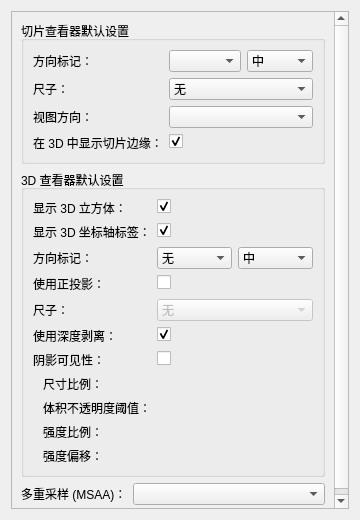
Qt form miniSlicer/Slicer/Base/QTGUI/Resources/UI/qSlicerSettingsViewsPanel.ui (jiaqiwang969/Slicer) before a commit.
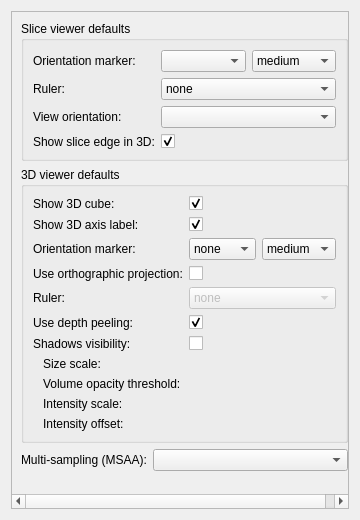
The same form after that commit. Custom widgets are drawn as their Qt base class.

What changed in the file:
```diff
--- a/miniSlicer/Slicer/Base/QTGUI/Resources/UI/qSlicerSettingsViewsPanel.ui
+++ b/miniSlicer/Slicer/Base/QTGUI/Resources/UI/qSlicerSettingsViewsPanel.ui
@@ -10,7 +10,7 @@
    </rect>
   </property>
   <property name="windowTitle">
-   <string>视图设置</string>
+   <string>ViewsSettings</string>
   </property>
   <layout class="QVBoxLayout" name="verticalLayout_2">
    <item>
@@ -37,7 +37,7 @@
        <item>
         <widget class="ctkCollapsibleGroupBox" name="CollapsibleGroupBox">
          <property name="title">
-          <string>切片查看器默认设置</string>
+          <string>Slice viewer defaults</string>
          </property>
          <layout class="QFormLayout" name="formLayout_2">
           <property name="fieldGrowthPolicy">
@@ -46,14 +46,14 @@
           <item row="0" column="0">
            <widget class="QLabel" name="SliceOrientationMarkerLabel">
             <property name="text">
-             <string>方向标记：</string>
+             <string>Orientation marker:</string>
             </property>
            </widget>
           </item>
           <item row="0" column="1">
            <layout class="QHBoxLayout" name="horizontalLayout_2">
             <item>
-             <widget class="ctkComboBox" name="SliceOrientationMarkerTypeComboBox" />
+             <widget class="ctkComboBox" name="SliceOrientationMarkerTypeComboBox"/>
             </item>
             <item>
              <widget class="ctkComboBox" name="SliceOrientationMarkerSizeComboBox">
@@ -62,17 +62,17 @@
               </property>
               <item>
                <property name="text">
-                <string>小</string>
+                <string>small</string>
                </property>
               </item>
               <item>
                <property name="text">
-                <string>中</string>
+                <string>medium</string>
                </property>
               </item>
               <item>
                <property name="text">
-                <string>大</string>
+                <string>large</string>
                </property>
               </item>
              </widget>
@@ -82,7 +82,7 @@
           <item row="1" column="0">
            <widget class="QLabel" name="SliceRulerLabel">
             <property name="text">
-             <string>尺子：</string>
+             <string>Ruler:</string>
             </property>
            </widget>
           </item>
@@ -90,17 +90,17 @@
            <widget class="ctkComboBox" name="SliceRulerTypeComboBox">
             <item>
              <property name="text">
-              <string>无</string>
+              <string>none</string>
              </property>
             </item>
             <item>
              <property name="text">
-              <string>瘦</string>
+              <string>thin</string>
              </property>
             </item>
             <item>
              <property name="text">
-              <string>厚</string>
+              <string>thick</string>
              </property>
             </item>
            </widget>
@@ -108,7 +108,7 @@
           <item row="2" column="0">
            <widget class="QLabel" name="SliceViewOrientationLabel">
             <property name="text">
-             <string>视图方向：</string>
+             <string>View orientation:</string>
             </property>
            </widget>
           </item>
@@ -122,14 +122,14 @@
           <item row="3" column="0">
            <widget class="QLabel" name="SliceViewOrientationLabel_2">
             <property name="text">
-             <string>在 3D 中显示切片边缘：</string>
+             <string>Show slice edge in 3D:</string>
             </property>
            </widget>
           </item>
           <item row="3" column="1">
            <widget class="ctkCheckBox" name="SliceEdgeVisibility3DCheckBox">
             <property name="toolTip">
-             <string>在 3D 视图中显示切片时显示彩色边框。</string>
+             <string>Show colored frame around the slice when displayed in 3D views.</string>
             </property>
             <property name="checked">
              <bool>true</bool>
@@ -142,7 +142,7 @@
        <item>
         <widget class="ctkCollapsibleGroupBox" name="CollapsibleGroupBox_2">
          <property name="title">
-          <string>3D 查看器默认设置</string>
+          <string>3D viewer defaults</string>
          </property>
          <layout class="QFormLayout" name="formLayout_3">
           <property name="fieldGrowthPolicy">
@@ -151,7 +151,7 @@
           <item row="0" column="0">
            <widget class="QLabel" name="ThreeDBoxVisibilityLabel">
             <property name="text">
-             <string>显示 3D 立方体：</string>
+             <string>Show 3D cube:</string>
             </property>
            </widget>
           </item>
@@ -165,7 +165,7 @@
           <item row="1" column="0">
            <widget class="QLabel" name="ThreeDAxisLabelsVisibilityLabel">
             <property name="text">
-             <string>显示 3D 坐标轴标签：</string>
+             <string>Show 3D axis label:</string>
             </property>
            </widget>
           </item>
@@ -179,7 +179,7 @@
           <item row="2" column="0">
            <widget class="QLabel" name="ThreeDOrientationMarkerLabel">
             <property name="text">
-             <string>方向标记：</string>
+             <string>Orientation marker:</string>
             </property>
            </widget>
           </item>
@@ -189,22 +189,22 @@
              <widget class="ctkComboBox" name="ThreeDOrientationMarkerTypeComboBox">
               <item>
                <property name="text">
-                <string>无</string>
+                <string>none</string>
                </property>
               </item>
               <item>
                <property name="text">
-                <string>立方体</string>
+                <string>cube</string>
                </property>
               </item>
               <item>
                <property name="text">
-                <string>人</string>
+                <string>human</string>
                </property>
               </item>
               <item>
                <property name="text">
-                <string>坐标轴</string>
+                <string>axes</string>
                </property>
               </item>
              </widget>
@@ -216,17 +216,17 @@
               </property>
               <item>
                <property name="text">
-                <string>小</string>
+                <string>small</string>
                </property>
               </item>
               <item>
                <property name="text">
-                <string>中</string>
+                <string>medium</string>
                </property>
               </item>
               <item>
                <property name="text">
-                <string>大</string>
+                <string>large</string>
                </property>
               </item>
              </widget>
@@ -236,17 +236,17 @@
           <item row="3" column="0">
            <widget class="QLabel" name="label">
             <property name="text">
-             <string>使用正投影：</string>
+             <string>Use orthographic projection:</string>
             </property>
            </widget>
           </item>
           <item row="3" column="1">
-           <widget class="ctkCheckBox" name="ThreeDUseOrthographicProjectionCheckBox" />
+           <widget class="ctkCheckBox" name="ThreeDUseOrthographicProjectionCheckBox"/>
           </item>
           <item row="4" column="0">
            <widget class="QLabel" name="ThreeDRulerTypeLabel">
             <property name="text">
-             <string>尺子：</string>
+             <string>Ruler:</string>
             </property>
            </widget>
           </item>
@@ -256,21 +256,21 @@
              <bool>false</bool>
             </property>
             <property name="toolTip">
-             <string>尺子仅在使用正投影模式时显示。</string>
+             <string>Ruler is only displayed if orthographic projection mode is used.</string>
             </property>
             <item>
              <property name="text">
-              <string>无</string>
+              <string>none</string>
              </property>
             </item>
             <item>
              <property name="text">
-              <string>瘦</string>
+              <string>thin</string>
              </property>
             </item>
             <item>
              <property name="text">
-              <string>厚</string>
+              <string>thick</string>
              </property>
             </item>
            </widget>
@@ -278,14 +278,14 @@
           <item row="5" column="0">
            <widget class="QLabel" name="ThreeDUseDepthPeelingLabel">
             <property name="text">
-             <string>使用深度剥离：</string>
+             <string>Use depth peeling:</string>
             </property>
            </widget>
           </item>
           <item row="5" column="1">
            <widget class="ctkCheckBox" name="ThreeDUseDepthPeelingCheckBox">
             <property name="toolTip">
-             <string>启用深度剥离可以改善透明模型的渲染，但会增加计算成本。</string>
+             <string>Enabling depth peeling improves rendering of transparent models at the cost of higher computational cost.</string>
             </property>
             <property name="checked">
              <bool>true</bool>
@@ -295,14 +295,14 @@
           <item row="6" column="0">
            <widget class="QLabel" name="ThreeDShadowsVisibilityLabel">
             <property name="text">
-             <string>阴影可见性：</string>
+             <string>Shadows visibility:</string>
             </property>
            </widget>
           </item>
           <item row="6" column="1">
            <widget class="ctkCheckBox" name="ThreeDShadowsVisibilityCheckBox">
             <property name="toolTip">
-             <string>默认显示阴影以改善深度感知</string>
+             <string>Show shadows by default to improve depth perception</string>
             </property>
             <property name="checked">
              <bool>false</bool>
@@ -312,7 +312,7 @@
           <item row="7" column="0">
            <widget class="QLabel" name="ThreeDAmbientShadowsSizeScaleLabel">
             <property name="text">
-             <string>尺寸比例：</string>
+             <string>Size scale:</string>
             </property>
             <property name="indent">
              <number>10</number>
@@ -341,7 +341,7 @@
           <item row="8" column="0">
            <widget class="QLabel" name="ThreeDAmbientShadowsVolumeOpacityThresholdLabel">
             <property name="text">
-             <string>体积不透明度阈值：</string>
+             <string>Volume opacity threshold:</string>
             </property>
             <property name="indent">
              <number>10</number>
@@ -369,14 +369,14 @@
              <double>0.250000000000000</double>
             </property>
             <property name="suffix" stdset="0">
-             <string />
+             <string/>
             </property>
            </widget>
           </item>
           <item row="10" column="0">
            <widget class="QLabel" name="ThreeDAmbientShadowsIntensityScaleLabel">
             <property name="text">
-             <string>强度比例：</string>
+             <string>Intensity scale:</string>
             </property>
             <property name="indent">
              <number>10</number>
@@ -408,7 +408,7 @@
           <item row="11" column="0">
            <widget class="QLabel" name="ThreeDAmbientShadowsIntensityShiftLabel">
             <property name="text">
-             <string>强度偏移：</string>
+             <string>Intensity offset:</string>
             </property>
             <property name="indent">
              <number>10</number>
@@ -445,7 +445,7 @@
          <item>
           <widget class="QLabel" name="MSAALabel">
            <property name="text">
-            <string>多重采样 (MSAA)：</string>
+            <string>Multi-sampling (MSAA):</string>
            </property>
           </widget>
          </item>
@@ -458,7 +458,11 @@
             </sizepolicy>
            </property>
            <property name="toolTip">
-            <string>&lt;DOCTYPE HTML PUBLIC "-//W3C//DTD HTML 4.0//EN" "http://www.w3.org/TR/REC-html40/strict.dtd"&gt;</string>
+            <string>&lt;!DOCTYPE HTML PUBLIC &quot;-//W3C//DTD HTML 4.0//EN&quot; &quot;http://www.w3.org/TR/REC-html40/strict.dtd&quot;&gt;
+&lt;html&gt;&lt;head&gt;&lt;meta name=&quot;qrichtext&quot; content=&quot;1&quot; /&gt;&lt;style type=&quot;text/css&quot;&gt;
+p, li { white-space: pre-wrap; }
+&lt;/style&gt;&lt;/head&gt;&lt;body style=&quot; font-family:'MS Shell Dlg 2'; font-size:8.25pt; font-weight:400; font-style:normal;&quot;&gt;
+&lt;p style=&quot; margin-top:0px; margin-bottom:0px; margin-left:0px; margin-right:0px; -qt-block-indent:0; text-indent:0px;&quot;&gt;&lt;span style=&quot; font-size:8pt;&quot;&gt;Use multisampling for full-screen anti-aliasing.&lt;/span&gt;&lt;/p&gt;&lt;/body&gt;&lt;/html&gt;</string>
            </property>
           </widget>
          </item>
```
Left out of the diff: 3 changed lines with no effect on the pictures.
